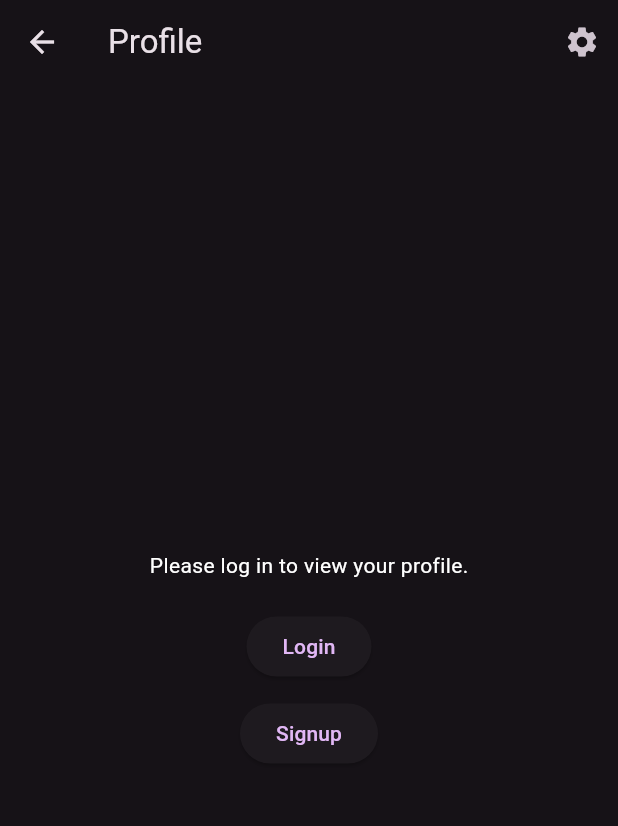
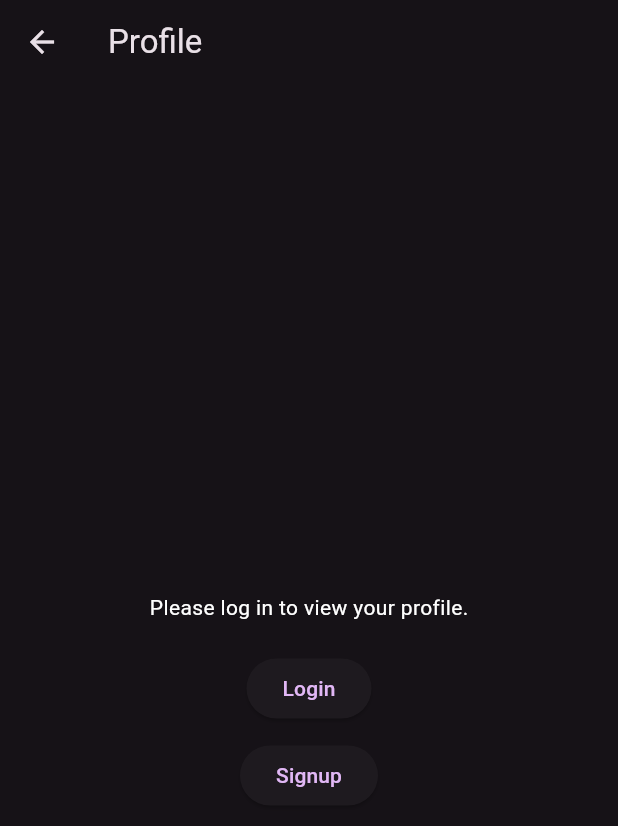
Before and after one commit to matsbak/idata2503-project-g04, a Flutter app: the ProfileScreen screen opened directly, on a phone screen of 412 x 824 dp. Shown: the top 826 px of the screen. Run offline on Flutter 3.47's test engine with Material 3 defaults, Android fonts, the phone set to English and light mode, and no system bars; our stand-ins replace file_picker, firebase_auth, firebase_core, fl_chart, flutter_dotenv, flutter_riverpod and 1 more; accounts and stored records are empty; network calls fail.

Commit message:
profile_screen wrapped in Scroll view for better UI for rotated view on mobile

```diff
--- a/lib/screens/profile_screen.dart
+++ b/lib/screens/profile_screen.dart
@@ -58,12 +58,14 @@ class _ProfileScreenState extends ConsumerState<ProfileScreen> {
       appBar: AppBar(
         title: const Text('Profile'),
         actions: [
+          if (authState.isLoggedIn)
             IconButton(
               icon: const Icon(Icons.settings),
               onPressed: () {
-              Navigator.push(
-                context,
-                MaterialPageRoute(builder: (context) => const SettingsScreen()),
+                Navigator.of(context).push(
+                  MaterialPageRoute(
+                    builder: (context) => const SettingsScreen(),
+                  ),
                 );
               },
             ),
@@ -71,15 +73,23 @@ class _ProfileScreenState extends ConsumerState<ProfileScreen> {
       ),
       body: authState.isLoggedIn
           ? _buildLoggedInContent(context, ref)
-          : _showLoginForm
-              ? LoginForm(
+          : SingleChildScrollView(
+        child: ConstrainedBox(
+          constraints: BoxConstraints(
+            minHeight: MediaQuery.of(context).size.height,
+          ),
+          child: Column(
+            mainAxisAlignment: MainAxisAlignment.center,
+            children: [
+              if (_showLoginForm)
+                LoginForm(
                   onLoginSuccess: (String uid) {
                     ref.read(authProvider.notifier).login(uid);
                   },
                   onSwitchToSignup: _toggleSignupForm,
                 )
-              : _showSignupForm
-                  ? SignupForm(
+              else if (_showSignupForm)
+                SignupForm(
                   onSignupSuccess: () {
                     setState(() {
                       _showSignupForm = false;
@@ -87,7 +97,12 @@ class _ProfileScreenState extends ConsumerState<ProfileScreen> {
                   },
                   onSwitchToLogin: _toggleLoginForm,
                 )
-                  : _buildLoggedOutContent(context),
+              else
+                _buildLoggedOutContent(context),
+            ],
+          ),
+        ),
+      ),
     );
   }
 
```
Lines whose indentation alone changed are shown as unchanged.
